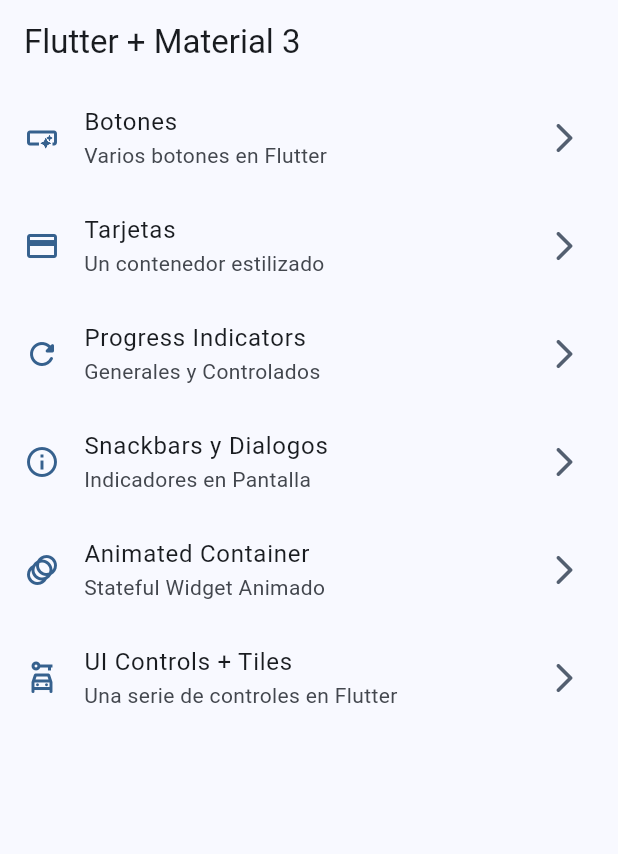
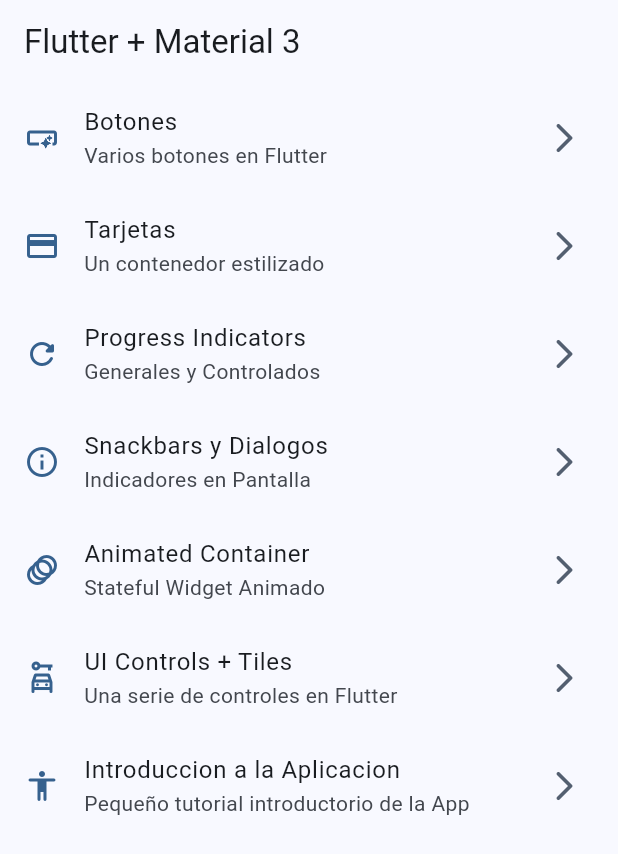
Before and after one commit to rodillo23/Widgets, a Flutter app: the screen it shows after launch, on a phone screen of 412 x 824 dp. Shown: the top 854 px of the screen. Run offline on Flutter 3.47's test engine with Material 2 defaults, Android fonts, the phone set to English and light mode, and no system bars; our stand-ins replace go_router.

```diff
--- a/lib/config/menu/menu_item.dart
+++ b/lib/config/menu/menu_item.dart
@@ -56,5 +56,12 @@ const appMenuItems = <MenuItem>[
     title: 'UI Controls + Tiles',
     subTitle: 'Una serie de controles en Flutter',
     link: '/ui-controls',
-    icon: Icons.car_rental_outlined)
+    icon: Icons.car_rental_outlined
+  ),
+
+  MenuItem(
+    title: 'Introduccion a la Aplicacion',
+    subTitle: 'Pequeño tutorial introductorio de la App',
+    link: '/tutorial',
+    icon: Icons.accessibility_rounded)
 ];
--- a/lib/config/router/app_router.dart
+++ b/lib/config/router/app_router.dart
@@ -44,6 +44,12 @@ final appRouter = GoRouter(
       name: UiControlsScreen.name,
       path: '/ui-controls',
       builder: (context, state) => const UiControlsScreen(),
+    ),
+
+    GoRoute(
+      name: AppTutorialScreen.name,
+      path: '/tutorial',
+      builder: (context, state) => const AppTutorialScreen(),
     )
   ]
 );
--- a/pubspec.yaml
+++ b/pubspec.yaml
@@ -18,3 +18,6 @@ dev_dependencies:
 
 flutter:
   uses-material-design: true
+
+assets:
+  - assets/images/
```
Also changed, not shown: assets/images/1.png (added), assets/images/2.png (added), assets/images/3.png (added), assets/images/jar-loading.gif (added).
